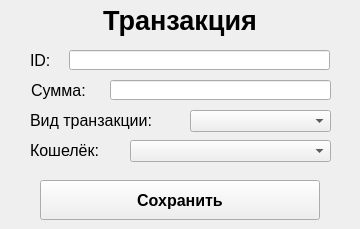
Qt form Other/transaction.ui (SalavatovNabiulla/MyMoney) before a commit.
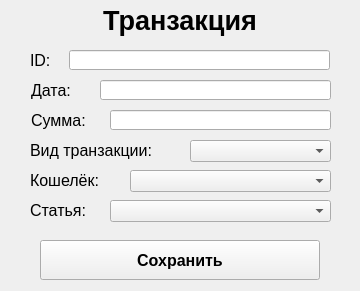
The same form after that commit.

Diff of the .ui file:
```diff
--- a/Other/transaction.ui
+++ b/Other/transaction.ui
@@ -7,13 +7,13 @@
     <x>0</x>
     <y>0</y>
     <width>360</width>
-    <height>229</height>
+    <height>291</height>
    </rect>
   </property>
   <property name="maximumSize">
    <size>
     <width>360</width>
-    <height>250</height>
+    <height>300</height>
    </size>
   </property>
   <property name="windowTitle">
@@ -47,7 +47,7 @@
     <property name="geometry">
      <rect>
       <x>40</x>
-      <y>180</y>
+      <y>240</y>
       <width>280</width>
       <height>40</height>
      </rect>
@@ -68,7 +68,7 @@
     <property name="geometry">
      <rect>
       <x>31</x>
-      <y>80</y>
+      <y>110</y>
       <width>81</width>
       <height>20</height>
      </rect>
@@ -88,7 +88,7 @@
     <property name="geometry">
      <rect>
       <x>110</x>
-      <y>80</y>
+      <y>110</y>
       <width>221</width>
       <height>20</height>
      </rect>
@@ -98,7 +98,7 @@
     <property name="geometry">
      <rect>
       <x>30</x>
-      <y>110</y>
+      <y>140</y>
       <width>161</width>
       <height>20</height>
      </rect>
@@ -118,7 +118,7 @@
     <property name="geometry">
      <rect>
       <x>190</x>
-      <y>110</y>
+      <y>140</y>
       <width>141</width>
       <height>22</height>
      </rect>
@@ -128,7 +128,7 @@
     <property name="geometry">
      <rect>
       <x>30</x>
-      <y>140</y>
+      <y>170</y>
       <width>91</width>
       <height>20</height>
      </rect>
@@ -148,7 +148,7 @@
     <property name="geometry">
      <rect>
       <x>130</x>
-      <y>140</y>
+      <y>170</y>
       <width>201</width>
       <height>22</height>
      </rect>
@@ -190,6 +190,66 @@
      <string>ID:</string>
     </property>
    </widget>
+   <widget class="QLabel" name="date_label">
+    <property name="geometry">
+     <rect>
+      <x>31</x>
+      <y>80</y>
+      <width>81</width>
+      <height>20</height>
+     </rect>
+    </property>
+    <property name="font">
+     <font>
+      <pointsize>12</pointsize>
+      <weight>50</weight>
+      <bold>false</bold>
+     </font>
+    </property>
+    <property name="text">
+     <string>Дата:</string>
+    </property>
+   </widget>
+   <widget class="QLineEdit" name="date_line_edit">
+    <property name="geometry">
+     <rect>
+      <x>100</x>
+      <y>80</y>
+      <width>231</width>
+      <height>20</height>
+     </rect>
+    </property>
+   </widget>
+   <widget class="QLabel" name="item_label">
+    <property name="geometry">
+     <rect>
+      <x>30</x>
+      <y>200</y>
+      <width>71</width>
+      <height>20</height>
+     </rect>
+    </property>
+    <property name="font">
+     <font>
+      <pointsize>12</pointsize>
+      <weight>50</weight>
+      <bold>false</bold>
+     </font>
+    </property>
+    <property name="text">
+     <string>Статья:</string>
+    </property>
+   </widget>
+   <widget class="QComboBox" name="item_combo_box">
+    <property name="geometry">
+     <rect>
+      <x>110</x>
+      <y>200</y>
+      <width>221</width>
+      <height>22</height>
+     </rect>
+    </property>
+   </widget>
   </widget>
  </widget>
  <resources/>
```
